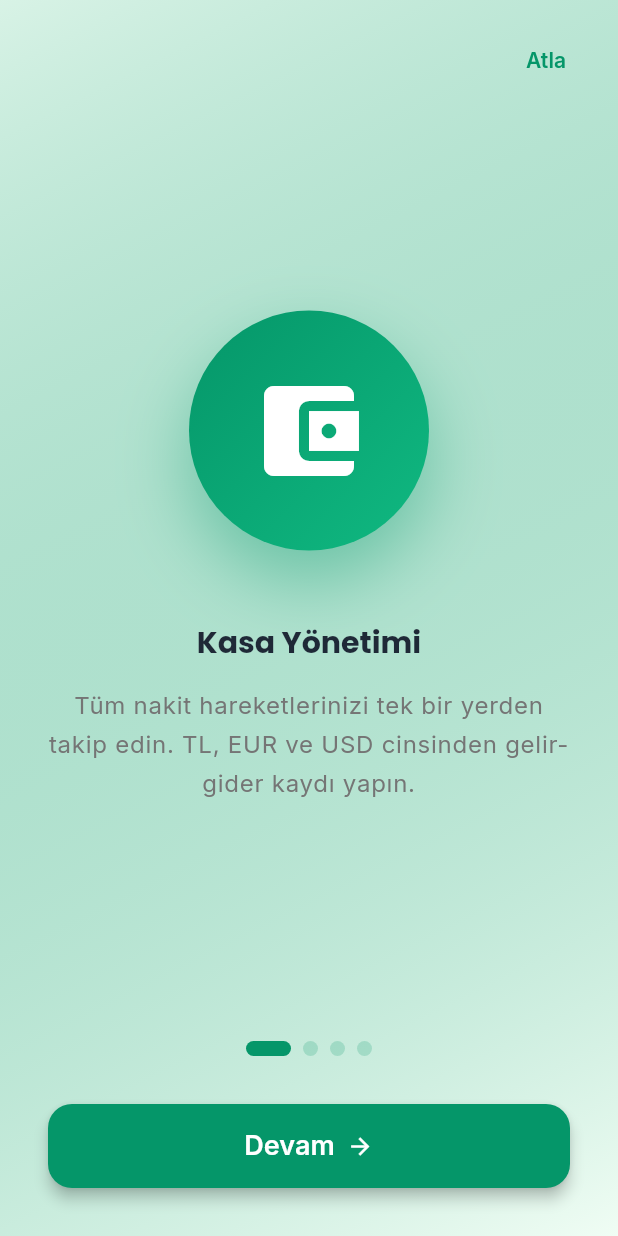
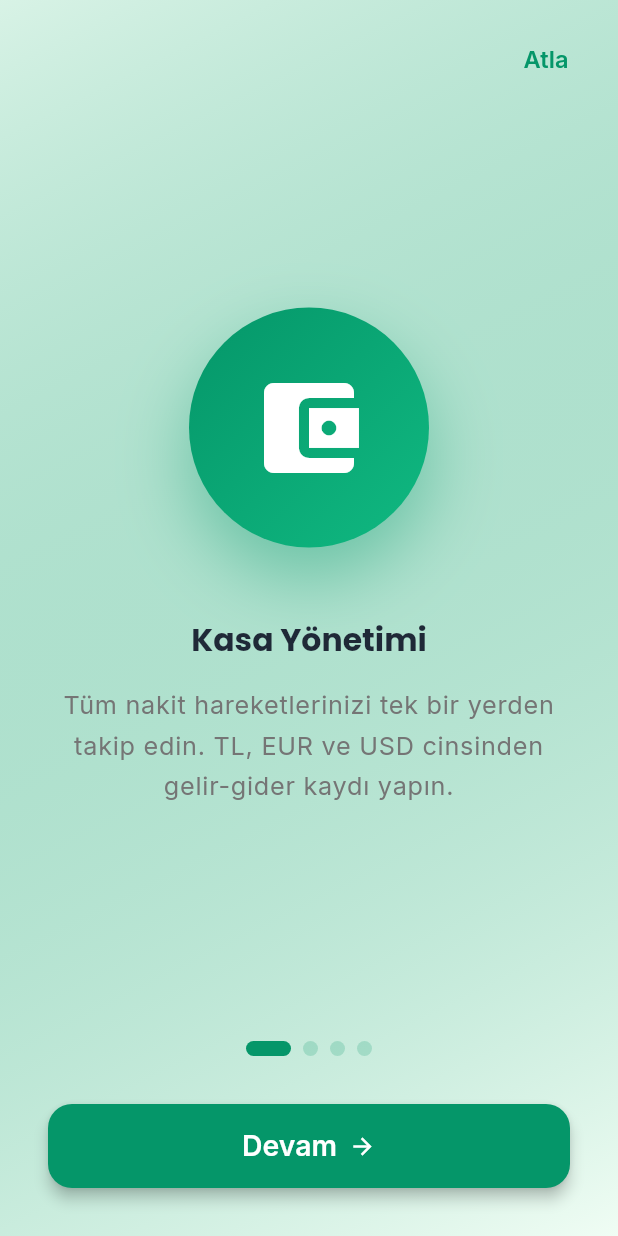
Before and after one commit to ozderenecati-blip/NEV-Sera-App, a Flutter app: the screen it shows after launch, on a phone screen of 412 x 824 dp. Run offline on Flutter 3.47's test engine with Material 3 defaults, Android fonts, the phone set to English and light mode, and no system bars; drawn by our look-alikes of flutter_animate, smooth_page_indicator; our stand-ins replace cloud_firestore, firebase_core, firebase_storage, fl_chart, flutter_local_notifications, geolocator and 10 more; missing offline and left inert: dart:html, dart:js_interop, excel; accounts and stored records are empty.

Commit message:
UI/UX: mobil web-app deneyimi iyileştirmeleri
- Viewport meta: zoom kapatıldı, viewport-fit=cover (iOS notch uyumu)
- Splash screen: yükleme animasyonu (logo + spinner)
- Font boyutları: tüm UI elementlerinde minimum 12px
  - fontSize 10 → 12 (etiketler, badge'ler)
  - fontSize 11 → 13 (alt bilgiler, tarihler)
  - bodyMedium 14 → 15, labelLarge 14 → 15
- Input alanları: isDense=false, label/hint fontSize belirtildi
- Butonlar: minimumSize 50px (touch-friendly), borderRadius 14
- Global TextScaler: 1.05x (tüm yazılar %5 büyütüldü)
- PDF/canvas font boyutları korundu (küçük kalmalı)

```diff
--- a/lib/main.dart
+++ b/lib/main.dart
@@ -103,6 +103,16 @@ class NevSeracilikApp extends StatelessWidget {
             theme: ThemeProvider.lightTheme,
             darkTheme: ThemeProvider.darkTheme,
             home: _getInitialScreen(),
+            builder: (context, child) {
+              // Mobil web-app deneyimi için minimum text scale
+              final mediaQuery = MediaQuery.of(context);
+              return MediaQuery(
+                data: mediaQuery.copyWith(
+                  textScaler: const TextScaler.linear(1.05),
+                ),
+                child: child!,
+              );
+            },
           );
         },
       ),
--- a/lib/providers/theme_provider.dart
+++ b/lib/providers/theme_provider.dart
@@ -123,11 +123,11 @@ class ThemeProvider extends ChangeNotifier {
           color: const Color(0xFF4B5563),
         ),
         bodyMedium: GoogleFonts.inter(
-          fontSize: 14,
+          fontSize: 15,
           color: const Color(0xFF6B7280),
         ),
         labelLarge: GoogleFonts.inter(
-          fontSize: 14,
+          fontSize: 15,
           fontWeight: FontWeight.w600,
           color: Colors.white,
         ),
@@ -156,33 +156,35 @@ class ThemeProvider extends ChangeNotifier {
         filled: true,
         fillColor: Colors.grey.shade50,
         border: OutlineInputBorder(
-          borderRadius: BorderRadius.circular(16),
+          borderRadius: BorderRadius.circular(14),
           borderSide: BorderSide.none,
         ),
         enabledBorder: OutlineInputBorder(
-          borderRadius: BorderRadius.circular(16),
+          borderRadius: BorderRadius.circular(14),
           borderSide: BorderSide(color: Colors.grey.shade200),
         ),
         focusedBorder: OutlineInputBorder(
-          borderRadius: BorderRadius.circular(16),
+          borderRadius: BorderRadius.circular(14),
           borderSide: const BorderSide(color: primaryColor, width: 2),
         ),
         errorBorder: OutlineInputBorder(
-          borderRadius: BorderRadius.circular(16),
+          borderRadius: BorderRadius.circular(14),
           borderSide: const BorderSide(color: Colors.red, width: 1),
         ),
-        contentPadding: const EdgeInsets.symmetric(horizontal: 20, vertical: 16),
-        labelStyle: GoogleFonts.inter(color: Colors.grey.shade600),
-        hintStyle: GoogleFonts.inter(color: Colors.grey.shade400),
+        contentPadding: const EdgeInsets.symmetric(horizontal: 16, vertical: 14),
+        labelStyle: GoogleFonts.inter(color: Colors.grey.shade600, fontSize: 15),
+        hintStyle: GoogleFonts.inter(color: Colors.grey.shade400, fontSize: 14),
+        isDense: false,
       ),
       elevatedButtonTheme: ElevatedButtonThemeData(
         style: ElevatedButton.styleFrom(
           backgroundColor: primaryColor,
           foregroundColor: Colors.white,
           elevation: 0,
-          padding: const EdgeInsets.symmetric(horizontal: 32, vertical: 16),
+          minimumSize: const Size(double.infinity, 50),
+          padding: const EdgeInsets.symmetric(horizontal: 24, vertical: 14),
           shape: RoundedRectangleBorder(
-            borderRadius: BorderRadius.circular(16),
+            borderRadius: BorderRadius.circular(14),
           ),
           textStyle: GoogleFonts.inter(
             fontSize: 16,
@@ -194,9 +196,10 @@ class ThemeProvider extends ChangeNotifier {
         style: OutlinedButton.styleFrom(
           foregroundColor: primaryColor,
           side: const BorderSide(color: primaryColor, width: 2),
-          padding: const EdgeInsets.symmetric(horizontal: 32, vertical: 16),
+          minimumSize: const Size(double.infinity, 50),
+          padding: const EdgeInsets.symmetric(horizontal: 24, vertical: 14),
           shape: RoundedRectangleBorder(
-            borderRadius: BorderRadius.circular(16),
+            borderRadius: BorderRadius.circular(14),
           ),
         ),
       ),
@@ -318,11 +321,11 @@ class ThemeProvider extends ChangeNotifier {
           color: Colors.grey.shade300,
         ),
         bodyMedium: GoogleFonts.inter(
-          fontSize: 14,
+          fontSize: 15,
           color: Colors.grey.shade400,
         ),
         labelLarge: GoogleFonts.inter(
-          fontSize: 14,
+          fontSize: 15,
           fontWeight: FontWeight.w600,
           color: Colors.white,
         ),
@@ -351,29 +354,31 @@ class ThemeProvider extends ChangeNotifier {
         filled: true,
         fillColor: const Color(0xFF374151),
         border: OutlineInputBorder(
-          borderRadius: BorderRadius.circular(16),
+          borderRadius: BorderRadius.circular(14),
           borderSide: BorderSide.none,
         ),
         enabledBorder: OutlineInputBorder(
-          borderRadius: BorderRadius.circular(16),
+          borderRadius: BorderRadius.circular(14),
           borderSide: const BorderSide(color: Color(0xFF4B5563)),
         ),
         focusedBorder: OutlineInputBorder(
-          borderRadius: BorderRadius.circular(16),
+          borderRadius: BorderRadius.circular(14),
           borderSide: const BorderSide(color: primaryLight, width: 2),
         ),
-        contentPadding: const EdgeInsets.symmetric(horizontal: 20, vertical: 16),
-        labelStyle: GoogleFonts.inter(color: Colors.grey.shade400),
-        hintStyle: GoogleFonts.inter(color: Colors.grey.shade500),
+        contentPadding: const EdgeInsets.symmetric(horizontal: 16, vertical: 14),
+        labelStyle: GoogleFonts.inter(color: Colors.grey.shade400, fontSize: 15),
+        hintStyle: GoogleFonts.inter(color: Colors.grey.shade500, fontSize: 14),
+        isDense: false,
       ),
       elevatedButtonTheme: ElevatedButtonThemeData(
         style: ElevatedButton.styleFrom(
           backgroundColor: primaryLight,
           foregroundColor: Colors.white,
           elevation: 0,
-          padding: const EdgeInsets.symmetric(horizontal: 32, vertical: 16),
+          minimumSize: const Size(double.infinity, 50),
+          padding: const EdgeInsets.symmetric(horizontal: 24, vertical: 14),
           shape: RoundedRectangleBorder(
-            borderRadius: BorderRadius.circular(16),
+            borderRadius: BorderRadius.circular(14),
           ),
         ),
       ),
--- a/lib/screens/bahce_yonetimi_screen.dart
+++ b/lib/screens/bahce_yonetimi_screen.dart
@@ -157,7 +157,7 @@ class _BahceYonetimiScreenState extends State<BahceYonetimiScreen> {
                         Container(
                           padding: const EdgeInsets.symmetric(horizontal: 8, vertical: 2),
                           decoration: BoxDecoration(color: const Color(0xFF059669).withOpacity(0.1), borderRadius: BorderRadius.circular(8)),
-                          child: Text(p.cins!, style: const TextStyle(fontSize: 11, color: Color(0xFF059669))),
+                          child: Text(p.cins!, style: const TextStyle(fontSize: 13, color: Color(0xFF059669))),
                         ),
                       ],
                     ],
--- a/lib/screens/gorev_yonetimi_screen.dart
+++ b/lib/screens/gorev_yonetimi_screen.dart
@@ -159,7 +159,7 @@ class _GorevYonetimiScreenState extends State<GorevYonetimiScreen> with SingleTi
                   Container(
                     padding: const EdgeInsets.symmetric(horizontal: 10, vertical: 4),
                     decoration: BoxDecoration(color: durumColor.withOpacity(0.1), borderRadius: BorderRadius.circular(10)),
-                    child: Text(gorev.durumLabel, style: TextStyle(fontSize: 11, color: durumColor, fontWeight: FontWeight.w600)),
+                    child: Text(gorev.durumLabel, style: TextStyle(fontSize: 13, color: durumColor, fontWeight: FontWeight.w600)),
                   ),
                 ],
               ),
@@ -191,7 +191,7 @@ class _GorevYonetimiScreenState extends State<GorevYonetimiScreen> with SingleTi
       child: Row(mainAxisSize: MainAxisSize.min, children: [
         Icon(icon, size: 12, color: color),
         const SizedBox(width: 4),
-        Text(text, style: TextStyle(fontSize: 11, color: color, fontWeight: FontWeight.w500)),
+        Text(text, style: TextStyle(fontSize: 13, color: color, fontWeight: FontWeight.w500)),
       ]),
     );
   }
@@ -256,7 +256,7 @@ class _GorevYonetimiScreenState extends State<GorevYonetimiScreen> with SingleTi
       padding: const EdgeInsets.symmetric(horizontal: 12, vertical: 6),
       decoration: BoxDecoration(color: Colors.grey.shade100, borderRadius: BorderRadius.circular(10)),
       child: Column(mainAxisSize: MainAxisSize.min, children: [
-        Text(label, style: TextStyle(fontSize: 10, color: Colors.grey.shade600)),
+        Text(label, style: TextStyle(fontSize: 12, color: Colors.grey.shade600)),
         const SizedBox(height: 2),
         Text(value, style: const TextStyle(fontSize: 13, fontWeight: FontWeight.w600)),
       ]),
--- a/lib/screens/home_screen.dart
+++ b/lib/screens/home_screen.dart
@@ -376,13 +376,13 @@ class DashboardTab extends StatelessWidget {
                   Text(
                     odeme.aciklama!,
                     style: TextStyle(
-                      fontSize: 11,
+                      fontSize: 13,
                       color: textColor.withOpacity(0.8),
                     ),
                   ),
                 Text(
                   odeme.vadeDurumu,
-                  style: TextStyle(fontSize: 11, color: textColor),
+                  style: TextStyle(fontSize: 13, color: textColor),
                 ),
               ],
             ),
--- a/lib/screens/kasa_screen.dart
+++ b/lib/screens/kasa_screen.dart
@@ -606,7 +606,7 @@ class _KasaScreenState extends State<KasaScreen> {
                               child: Text(
                                 h.islemKaynagiLabel,
                                 style: TextStyle(
-                                  fontSize: 10,
+                                  fontSize: 12,
                                   color: _getKaynagiColor(h.islemKaynagi ?? ''),
                                 ),
                               ),
@@ -659,7 +659,7 @@ class _KasaScreenState extends State<KasaScreen> {
                             Text(
                               h.odemeBicimiLabel,
                               style: TextStyle(
-                                fontSize: 11,
+                                fontSize: 13,
                                 color: Colors.grey.shade600,
                               ),
                             ),
@@ -683,7 +683,7 @@ class _KasaScreenState extends State<KasaScreen> {
                       Text(
                         '≈ ${tlFmt.format(h.tlKarsiligi)}',
                         style: TextStyle(
-                          fontSize: 11,
+                          fontSize: 13,
                           color: Colors.grey.shade600,
                         ),
                       ),
--- a/lib/screens/kredi_screen.dart
+++ b/lib/screens/kredi_screen.dart
@@ -193,7 +193,7 @@ class KrediScreen extends StatelessWidget {
       ),
       child: Column(
         children: [
-          Text(label, style: TextStyle(fontSize: 10, color: Colors.grey.shade600)),
+          Text(label, style: TextStyle(fontSize: 12, color: Colors.grey.shade600)),
           const SizedBox(height: 2),
           Text(value, style: const TextStyle(fontSize: 12, fontWeight: FontWeight.w500)),
         ],
--- a/lib/screens/module_selection_screen.dart
+++ b/lib/screens/module_selection_screen.dart
@@ -97,7 +97,7 @@ class ModuleSelectionScreen extends StatelessWidget {
                     user.rolLabel,
                     style: TextStyle(
                       color: Colors.white.withOpacity(0.9),
-                      fontSize: 12,
+                      fontSize: 13,
                       fontWeight: FontWeight.w500,
                     ),
                   ),
--- a/lib/screens/musteriler_screen.dart
+++ b/lib/screens/musteriler_screen.dart
@@ -371,7 +371,7 @@ class _MusterilerScreenState extends State<MusterilerScreen> with SingleTickerPr
               Text(
                 bakiye >= 0 ? 'Alacak' : 'Borç',
                 style: TextStyle(
-                  fontSize: 11,
+                  fontSize: 13,
                   color: bakiye >= 0 ? Colors.orange : Colors.green,
                 ),
               ),
@@ -425,7 +425,7 @@ class _MusterilerScreenState extends State<MusterilerScreen> with SingleTickerPr
             children: [
               Text(
                 DateFormat('dd.MM.yyyy').format(satis.tarih),
-                style: const TextStyle(fontSize: 11),
+                style: const TextStyle(fontSize: 13),
               ),
               Text(
                 _currencyFormat.format(satis.toplamTutar),
--- a/lib/screens/raporlar_screen.dart
+++ b/lib/screens/raporlar_screen.dart
@@ -133,7 +133,7 @@ class _RaporlarScreenState extends State<RaporlarScreen> with SingleTickerProvid
                                     padding: const EdgeInsets.only(top: 8),
                                     child: Text(
                                       _getAyKisa(value.toInt()),
-                                      style: const TextStyle(fontSize: 10),
+                                      style: const TextStyle(fontSize: 11),
                                     ),
                                   );
                                 },
@@ -147,7 +147,7 @@ class _RaporlarScreenState extends State<RaporlarScreen> with SingleTickerProvid
                                   if (value == 0) return const Text('');
                                   return Text(
                                     _formatCompact(value),
-                                    style: const TextStyle(fontSize: 10),
+                                    style: const TextStyle(fontSize: 11),
                                   );
                                 },
                               ),
--- a/lib/screens/user_management_screen.dart
+++ b/lib/screens/user_management_screen.dart
@@ -107,7 +107,7 @@ class _UserManagementScreenState extends State<UserManagementScreen> {
                 ),
                 child: Text(
                   'Pasif',
-                  style: TextStyle(fontSize: 10, color: Colors.red.shade700),
+                  style: TextStyle(fontSize: 12, color: Colors.red.shade700),
                 ),
               ),
           ],
@@ -131,7 +131,7 @@ class _UserManagementScreenState extends State<UserManagementScreen> {
                 user.rolLabel,
                 style: TextStyle(
                   color: roleColor,
-                  fontSize: 11,
+                  fontSize: 13,
                   fontWeight: FontWeight.w600,
                 ),
               ),
--- a/lib/screens/vergi_rapor_screen.dart
+++ b/lib/screens/vergi_rapor_screen.dart
@@ -291,7 +291,7 @@ class _VergiRaporScreenState extends State<VergiRaporScreen> with SingleTickerPr
                     Text(_currencyFormat.format(h.tutar)),
                     Text(
                       'Stopaj: ${_currencyFormat.format(h.tutar * 0.10)}',
-                      style: TextStyle(fontSize: 11, color: Colors.grey.shade600),
+                      style: TextStyle(fontSize: 13, color: Colors.grey.shade600),
                     ),
                   ],
                 ),
```
Also changed, not shown: lib/screens/daily_work_report_screen.dart (+4 -4 lines), lib/screens/gider_pusulasi_screen.dart (+7 -7 lines), lib/screens/kroki_screen.dart (+8 -8 lines), lib/screens/ortaklar_screen.dart (+7 -7 lines), 1 other file.
